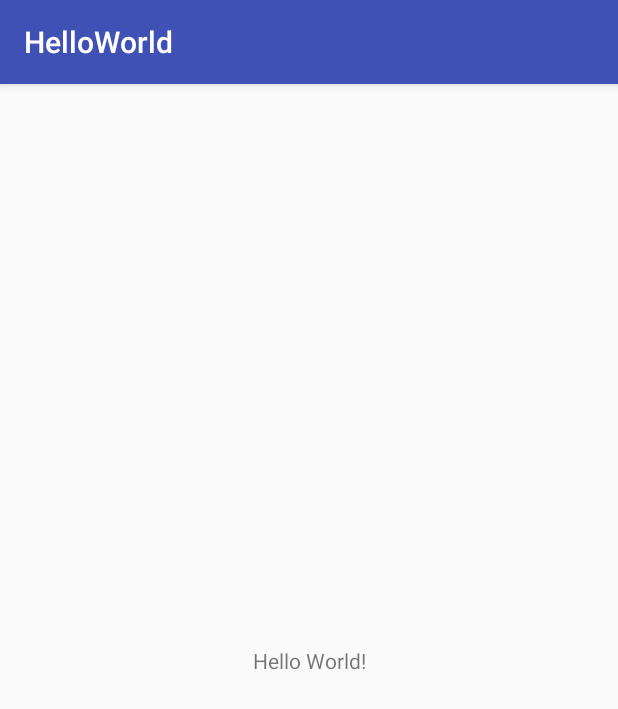
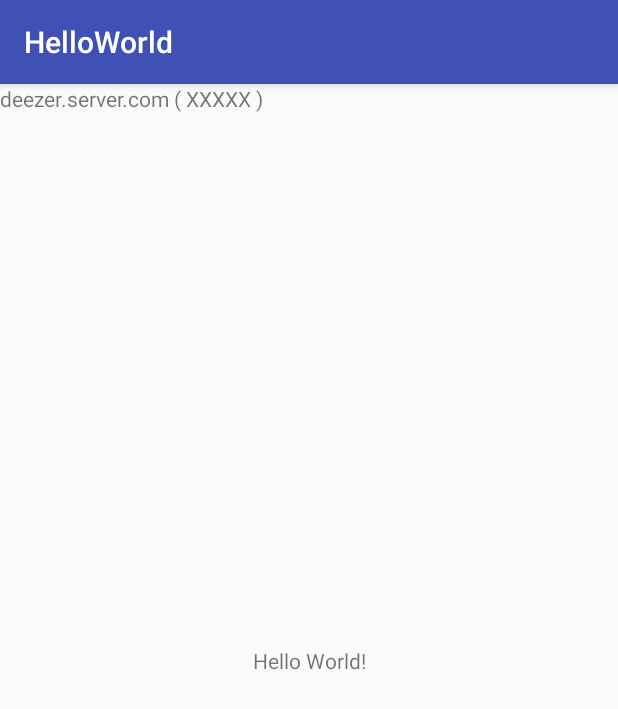
Before and after one commit to mehdilauters/kodi-rfid, an Android app: the screen it shows after launch (MainActivity), on a phone screen of 412 x 824 dp. Shown: the top 709 px of the screen. Run offline under Robolectric (Android 15) with nearby library versions, the phone set to English and light mode, and no system bars; libraries missing offline, so code that uses them is left out: android.support.v4, com.deezer.sdk; 3 statements that could not run were skipped.

Commit message:
ANDROID: serial + host

```diff
--- a/android/HelloWorld/app/src/main/res/layout/activity_main.xml
+++ b/android/HelloWorld/app/src/main/res/layout/activity_main.xml
@@ -17,4 +17,12 @@
         app:layout_constraintRight_toRightOf="parent"
         app:layout_constraintTop_toTopOf="parent" />
 
+    <TextView
+        android:id="@+id/serial"
+        android:layout_width="wrap_content"
+        android:layout_height="wrap_content"
+        android:text="Serial"
+        tools:layout_editor_absoluteX="25dp"
+        tools:layout_editor_absoluteY="16dp" />
+
 </android.support.constraint.ConstraintLayout>
```
Also changed, not shown: android/HelloWorld/app/src/main/java/com/example/mehdi/helloworld/MainActivity.java (+27 -15 lines).
